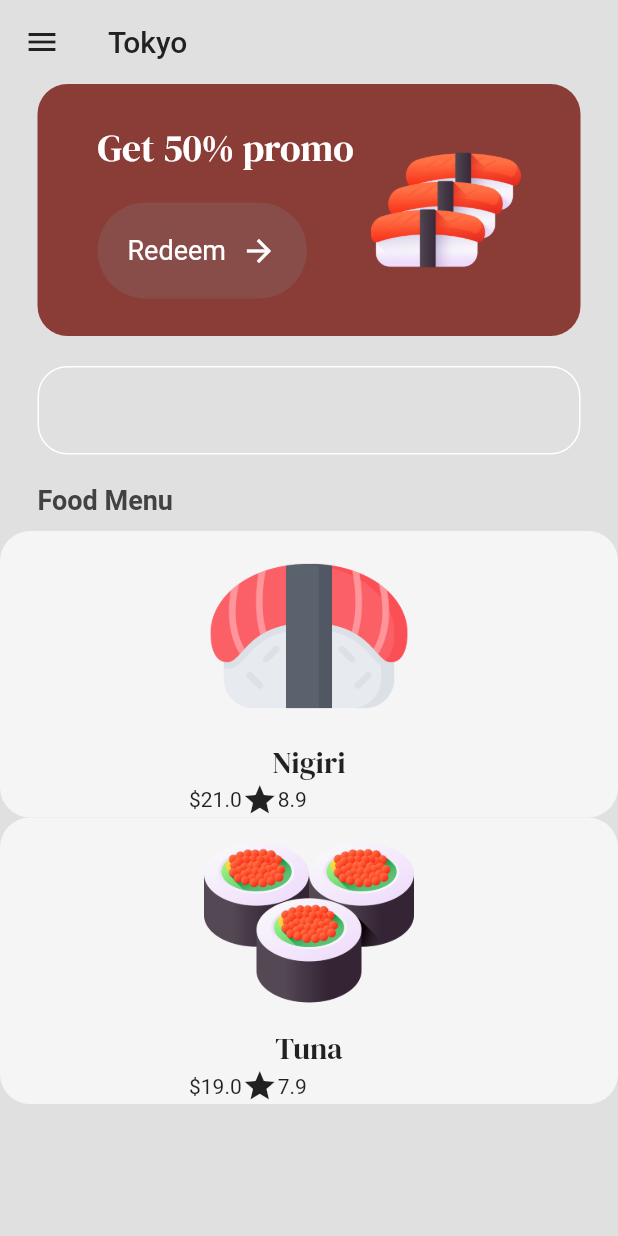
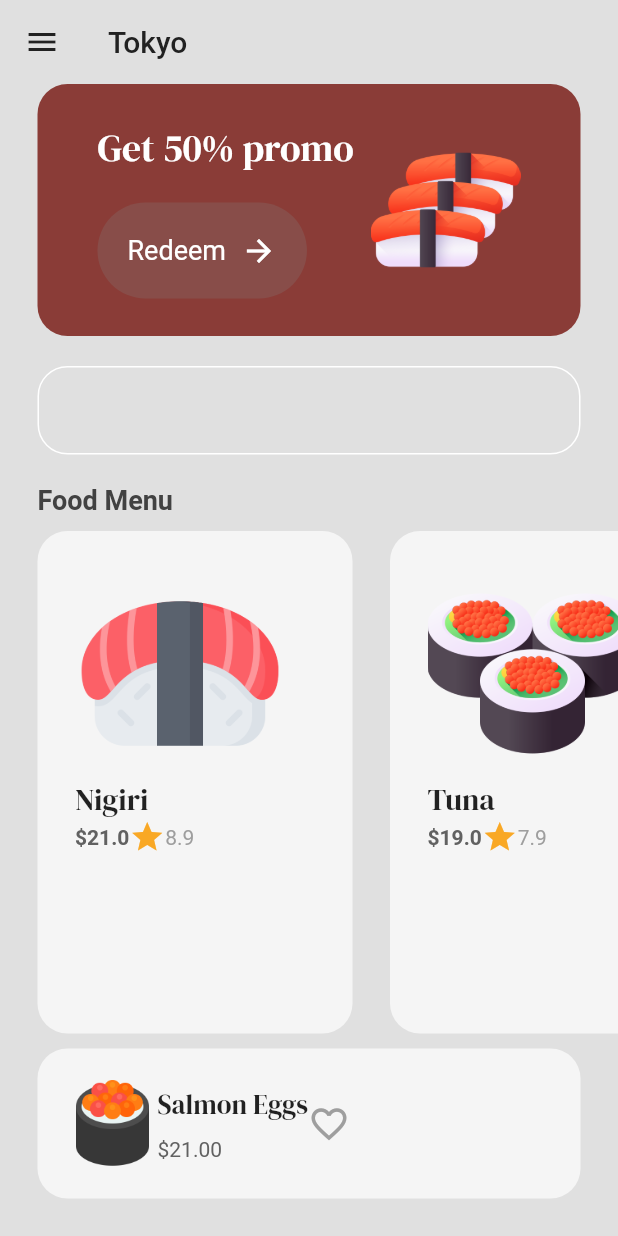
Before and after one commit to carvalhxlucas/sushi_app, a Flutter app: the MenuPage screen opened by its route, on a phone screen of 412 x 824 dp. Run offline on Flutter 3.47's test engine with Material 2 defaults, Android fonts, the phone set to English and light mode, and no system bars; our stand-ins replace google_fonts.

Commit message:
ajusts in menu page

```diff
--- a/lib/components/food_tile.dart
+++ b/lib/components/food_tile.dart
@@ -14,7 +14,10 @@ class FoodTile extends StatelessWidget {
         color: Colors.grey[100],
         borderRadius: BorderRadius.circular(20)
       ),
+      margin: const EdgeInsets.only(left: 25),
+      padding: const EdgeInsets.all(25),
       child: Column(
+        crossAxisAlignment: CrossAxisAlignment.start,
         children: [
           // image
           Image.asset(food.imagePath, height: 140,),
@@ -28,11 +31,19 @@ class FoodTile extends StatelessWidget {
             child: Row(
               children: [
                 // price
-                Text('\$' + food.price),
+                Text('\$' + food.price,
+                style: TextStyle(
+                  fontWeight: FontWeight.bold,
+                  color: Colors.grey[700]
+                ),),
 
-                // icon
-                Icon(Icons.star),
-                Text(food.rating),
+                // rating
+                Row(
+                  children: [
+                    Icon(Icons.star, color: Colors.yellow[800],),
+                    Text(food.rating, style: TextStyle(color: Colors.grey),),
+                  ],
+                )
               ],
             ),
           )
--- a/lib/pages/menu_page.dart
+++ b/lib/pages/menu_page.dart
@@ -128,11 +128,57 @@ class _MenuPageState extends State<MenuPage> {
 
           Expanded(
               child: ListView.builder(
-                itemCount: foodMenu.length,
-                itemBuilder: (context, index) => FoodTile(
-                  food: foodMenu[index],
-                ),
-          ))
+            scrollDirection: Axis.horizontal,
+            itemCount: foodMenu.length,
+            itemBuilder: (context, index) => FoodTile(
+              food: foodMenu[index],
+            ),
+          )
+          ),
+
+          const SizedBox(height: 10,),
+
+          Container(
+            decoration: BoxDecoration(
+              color: Colors.grey[100],
+              borderRadius: BorderRadius.circular(20),
+            ),
+            margin: const EdgeInsets.only(left: 25, right: 25, bottom: 25),
+            padding: const EdgeInsets.all(20),
+            child: Row(
+              children: [
+                Row(
+                  children: [
+                    // image
+                    Image.asset('assets/img/hossomaki2.png', height: 60,),
+
+                    const SizedBox(height: 20,),
+
+                    // name and price
+                    Column(
+                      crossAxisAlignment: CrossAxisAlignment.start,
+                      children: [
+                        // name
+                        Text("Salmon Eggs", style: GoogleFonts.dmSerifDisplay(fontSize: 18),),
+
+                        const SizedBox(height: 10,),
+
+                        // price
+                        Text('\$21.00', style: TextStyle(color: Colors.grey[700]),)
+                      ],
+                    ),
+
+                    // favorite
+                    const Icon(
+                      Icons.favorite_outline,
+                      color: Colors.grey,
+                      size: 28,
+                    )
+                  ],
+                )
+              ],
+            ),
+          )
         ],
       ),
     );
```
